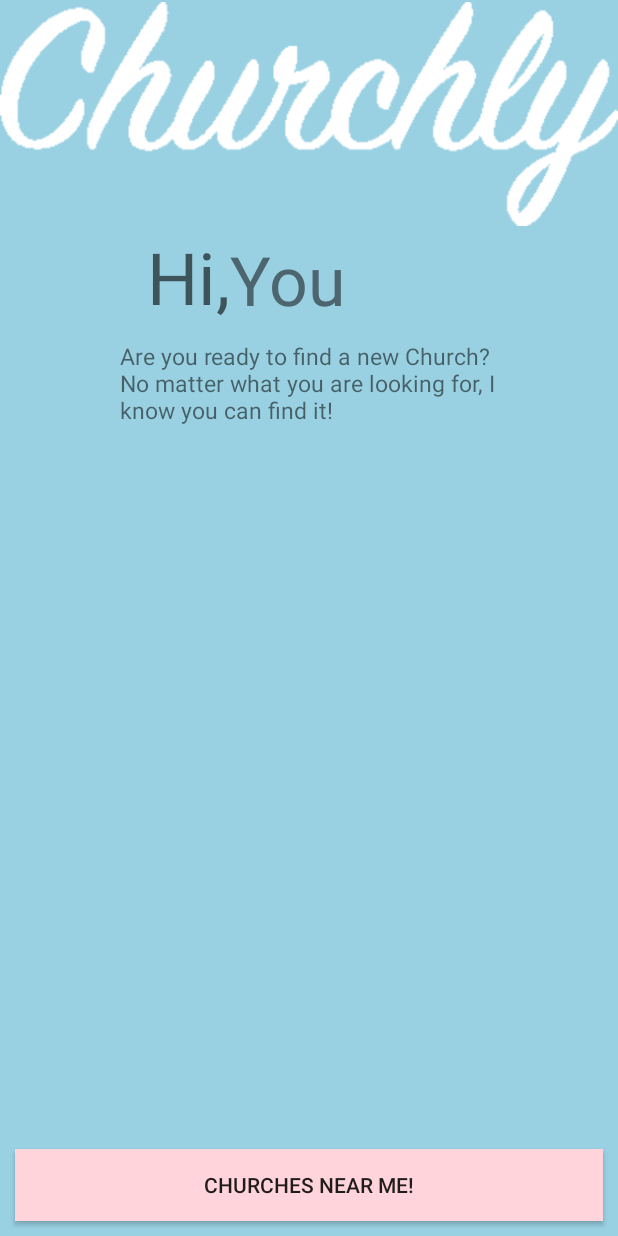
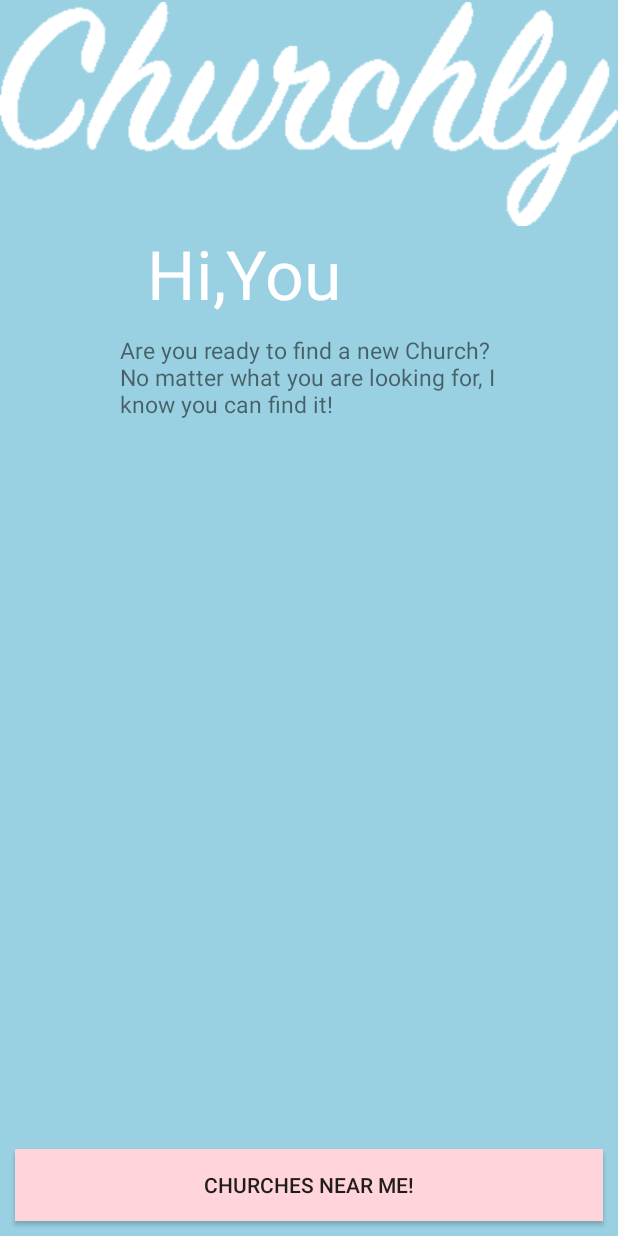
Before and after one commit to tessachi33/Churchly, an Android app: the layout content_user.xml on its own in the app's theme, with its tools: preview values and no code run, on a phone screen of 412 x 824 dp. Run offline under Robolectric (Android 15) with nearby library versions, the phone set to English and light mode, and no system bars.

Commit message:
Add fluidity with user text

```diff
--- a/app/src/main/res/layout/content_user.xml
+++ b/app/src/main/res/layout/content_user.xml
@@ -19,12 +19,12 @@
         android:textAppearance="?android:attr/textAppearanceMedium"
         android:text="Hi,"
         android:id="@+id/textLog"
-        android:textSize="@android:dimen/app_icon_size"
+        android:textSize="45dp"
         android:layout_below="@+id/churchly_text"
         android:layout_alignLeft="@+id/churchButton"
         android:layout_alignStart="@+id/churchButton"
         android:layout_marginLeft="88dp"
-        />
+        android:textColor="@android:color/white"/>
 
     <Button
         android:layout_width="match_parent"
@@ -47,7 +47,7 @@
         android:text="You"
         android:id="@+id/user"
         android:textSize="45dp"
-        android:textColor="#4d656e"
+        android:textColor="@android:color/white"
         android:layout_alignBottom="@+id/textLog"
         android:layout_toRightOf="@+id/textLog"
         android:layout_toEndOf="@+id/textLog"/>
```
